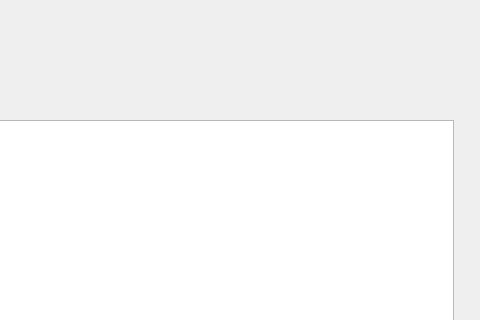
SyedMTaseen/DataSeed, file globalreq/QAA.ui: the form before one commit; both pictures show x 287 to 767 and y 0 to 320 of the 767 by 704 pixel window.
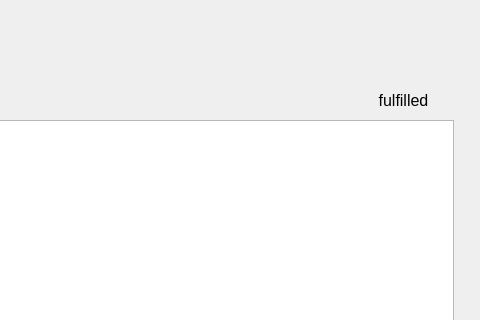
The form after the commit.

Diff of the .ui file:
```diff
--- a/globalreq/QAA.ui
+++ b/globalreq/QAA.ui
@@ -162,6 +162,27 @@
      <set>Qt::AlignCenter</set>
     </property>
    </widget>
+   <widget class="QLabel" name="Lstatus">
+    <property name="geometry">
+     <rect>
+      <x>650</x>
+      <y>90</y>
+      <width>81</width>
+      <height>20</height>
+     </rect>
+    </property>
+    <property name="font">
+     <font>
+      <pointsize>12</pointsize>
+     </font>
+    </property>
+    <property name="text">
+     <string>fulfilled</string>
+    </property>
+    <property name="alignment">
+     <set>Qt::AlignCenter</set>
+    </property>
+   </widget>
    <zorder>requestButton</zorder>
    <zorder>desbox</zorder>
    <zorder>label</zorder>
```
Left out of the diff: 1 changed line with no effect on the pictures.
